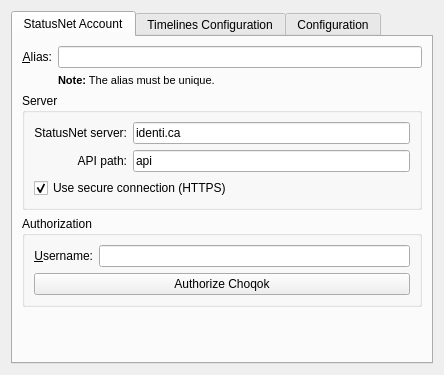
First picture: the form in microblogs/laconica/laconicaeditaccount_base.ui, repository KDE/choqok, before the edit.
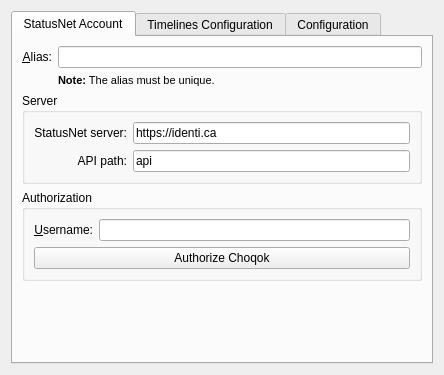
Second picture: the form after the edit. Custom widgets are drawn as their Qt base class.

Patch:
```diff
--- a/microblogs/laconica/laconicaeditaccount_base.ui
+++ b/microblogs/laconica/laconicaeditaccount_base.ui
@@ -93,7 +93,7 @@
           <item row="0" column="1">
            <widget class="KLineEdit" name="kcfg_host">
             <property name="text">
-             <string notr="true">identi.ca</string>
+             <string notr="true">https://identi.ca</string>
             </property>
            </widget>
           </item>
@@ -117,16 +117,6 @@
             </property>
            </widget>
           </item>
-          <item row="2" column="0" colspan="2">
-           <widget class="QCheckBox" name="kcfg_secure">
-            <property name="text">
-             <string>Use secure connection (HTTPS)</string>
-            </property>
-            <property name="checked">
-             <bool>true</bool>
-            </property>
-           </widget>
-          </item>
          </layout>
         </widget>
        </item>
```
Left out of the diff: 1 changed line with no effect on the pictures.
